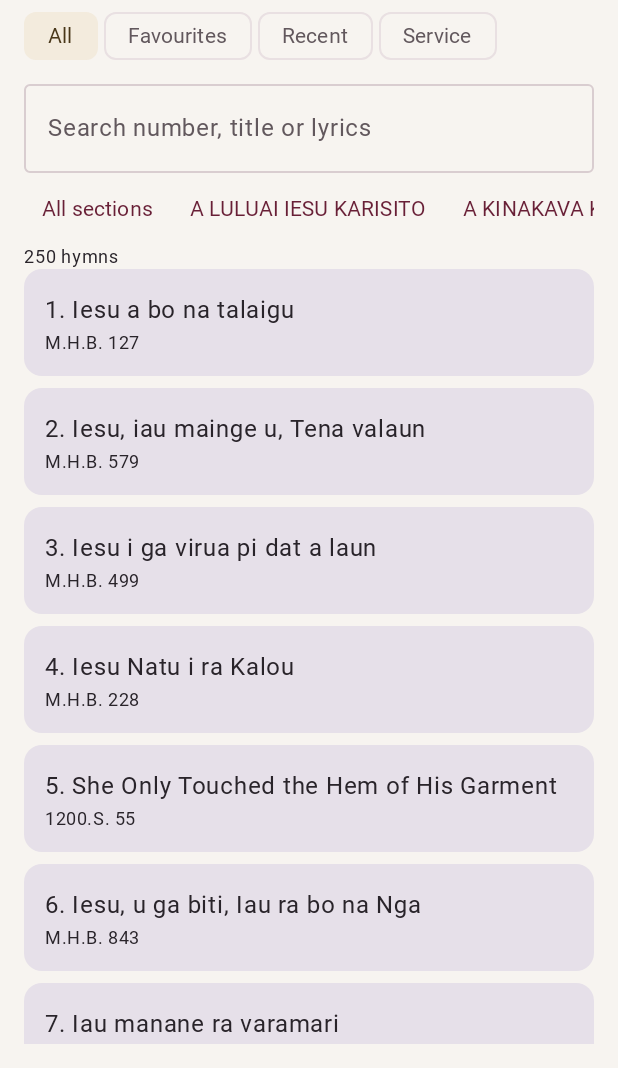
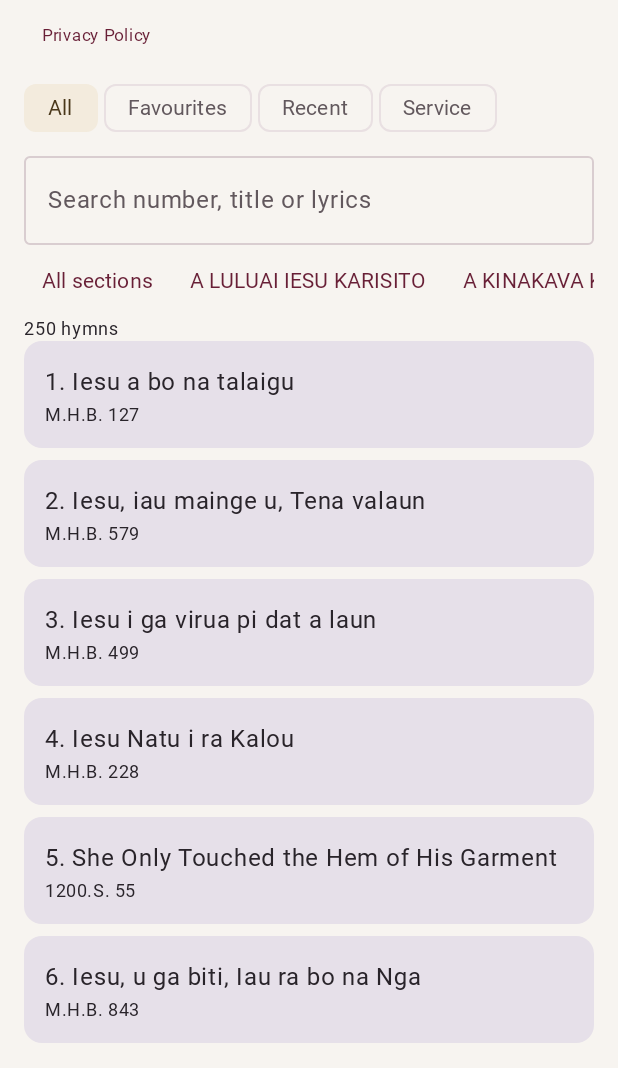
Before and after one commit to nptovaira-debug/a-buk-na-kakailai, an Android app built with Jetpack Compose: the screen it shows after launch (MainActivity), on a phone screen of 412 x 824 dp, the part 168-1236 px from its top. Run offline under Robolectric (Android 15) with nearby library versions, the phone set to English and light mode, and no system bars; our stand-ins replace AdMob; Roboto replaces fonts that are not available here; 3 statements that could not run were skipped.

Commit message:
Add in-app privacy policy link

```diff
--- a/app/src/main/java/org/kuanua/hymns/MainActivity.kt
+++ b/app/src/main/java/org/kuanua/hymns/MainActivity.kt
@@ -44,6 +44,7 @@ import androidx.compose.ui.text.font.FontWeight
 import androidx.compose.ui.unit.sp
 import androidx.compose.ui.unit.dp
 import androidx.compose.ui.platform.LocalContext
+import androidx.compose.ui.platform.LocalUriHandler
 import androidx.compose.ui.viewinterop.AndroidView
 import org.json.JSONObject
 
@@ -116,6 +117,7 @@ class MainActivity:ComponentActivity(){
  privacyOptionsRequired:Boolean,
  onPrivacyOptionsClick:()->Unit
 ){
+ val uriHandler = LocalUriHandler.current
  var showWelcome by remember{mutableStateOf(true)}
  LaunchedEffect(Unit){delay(5000);showWelcome=false}
  var query by remember{mutableStateOf("")};var section by remember{mutableStateOf<String?>(null)};var opened by remember{mutableStateOf<Hymn?>(null)}
@@ -184,6 +186,7 @@ class MainActivity:ComponentActivity(){
     }
    }
   }
+  TextButton(onClick={uriHandler.openUri("https://nptovaira-debug.github.io/a-buk-na-kakailai/privacy.html")},modifier=Modifier.align(androidx.compose.ui.Alignment.Start)){Text("Privacy Policy",style=MaterialTheme.typography.labelSmall)}
   if(presenting){
    val presentationHymns=playlist.mapNotNull{id->hymns.find{it.number.toString()==id}}
    TextButton(onClick={presenting=false}){Text("← Exit presentation")}
```
